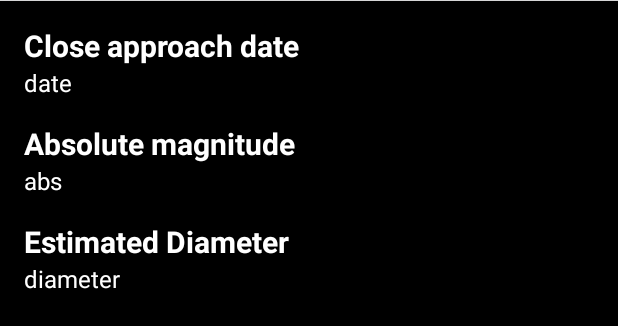
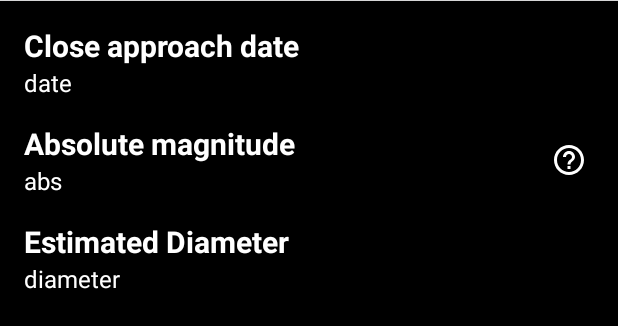
Before and after one commit to PeterElkesPhilopatir/Asteroids, an Android app: the layout fragment_details.xml on its own in the app's theme, with its tools: preview values and no code run, on a phone screen of 412 x 824 dp. Shown: the top 326 px of the screen. Run offline under Robolectric (Android 15) with nearby library versions, the phone set to English and light mode, and no system bars.

Commit message:
second commit

```diff
--- /dev/null
+++ b/app/src/main/res/drawable-anydpi/ic_help.xml
@@ -0,0 +1,11 @@
+<vector xmlns:android="http://schemas.android.com/apk/res/android"
+    android:width="24dp"
+    android:height="24dp"
+    android:viewportWidth="24"
+    android:viewportHeight="24"
+    android:tint="#333333"
+    android:autoMirrored="true">
+  <path
+      android:fillColor="@android:color/white"
+      android:pathData="M11,18h2v-2h-2v2zM12,2C6.48,2 2,6.48 2,12s4.48,10 10,10 10,-4.48 10,-10S17.52,2 12,2zM12,20c-4.41,0 -8,-3.59 -8,-8s3.59,-8 8,-8 8,3.59 8,8 -3.59,8 -8,8zM12,6c-2.21,0 -4,1.79 -4,4h2c0,-1.1 0.9,-2 2,-2s2,0.9 2,2c0,2 -3,1.75 -3,5h2c0,-2.25 3,-2.5 3,-5 0,-2.21 -1.79,-4 -4,-4z"/>
+</vector>
--- a/app/src/main/res/layout/fragment_details.xml
+++ b/app/src/main/res/layout/fragment_details.xml
@@ -31,14 +31,13 @@
             android:contentDescription="@string/asteroid_hazard_cd"
             tools:text="6" />
 
-
         <TextView
             android:id="@+id/tv_title1"
             android:layout_width="wrap_content"
             android:layout_height="wrap_content"
             android:layout_marginStart="16dp"
             android:layout_marginTop="16dp"
-            android:text="Close approach date"
+            android:text="@string/close_approach_date"
             android:textColor="@color/white"
             android:textSize="20sp"
             android:textStyle="bold"
@@ -62,7 +61,7 @@
             android:layout_height="wrap_content"
             android:layout_marginStart="16dp"
             android:layout_marginTop="16dp"
-            android:text="Absolute magnitude"
+            android:text="@string/absolute_magnitude"
             android:textColor="@color/white"
             android:textSize="20sp"
             android:textStyle="bold"
@@ -87,7 +86,7 @@
             android:layout_height="wrap_content"
             android:layout_marginStart="16dp"
             android:layout_marginTop="16dp"
-            android:text="Estimated Diameter"
+            android:text="@string/estimated_diameter"
             android:textColor="@color/white"
             android:textSize="20sp"
             android:textStyle="bold"
@@ -112,7 +111,7 @@
             android:layout_height="wrap_content"
             android:layout_marginStart="16dp"
             android:layout_marginTop="16dp"
-            android:text="Relative Velocity"
+            android:text="@string/relative_velocity"
             android:textColor="@color/white"
             android:textSize="20sp"
             android:textStyle="bold"
@@ -137,7 +136,7 @@
             android:layout_height="wrap_content"
             android:layout_marginStart="16dp"
             android:layout_marginTop="16dp"
-            android:text="Distance From Earth"
+            android:text="@string/distance_from_earth"
             android:textColor="@color/white"
             android:textSize="20sp"
             android:textStyle="bold"
@@ -155,6 +154,17 @@
             app:layout_constraintTop_toBottomOf="@id/tv_title5"
             tools:text="distance" />
 
+        <ImageView
+            android:contentDescription="@{viewModel.selectedAsteroid.codename}"
+            android:layout_width="wrap_content"
+            android:layout_height="wrap_content"
+            android:layout_marginEnd="@dimen/_16sdp"
+            android:src="@drawable/ic_help"
+            android:id="@+id/iv_help"
+            app:layout_constraintBottom_toBottomOf="@+id/tv_abs_mag"
+            app:layout_constraintEnd_toEndOf="parent"
+            app:layout_constraintTop_toTopOf="@id/tv_title2"
+            app:tint="@color/white" />
 
     </androidx.constraintlayout.widget.ConstraintLayout>
 </layout>
--- a/app/src/main/res/values/colors.xml
+++ b/app/src/main/res/values/colors.xml
@@ -7,4 +7,5 @@
     <color name="teal_700">#FF018786</color>
     <color name="black">#FF000000</color>
     <color name="white">#FFFFFFFF</color>
+    <color name="red">#ff0000</color>
 </resources>
--- a/app/src/main/res/values/strings.xml
+++ b/app/src/main/res/values/strings.xml
@@ -1,4 +1,10 @@
 <resources>
     <string name="app_name">Asteroids</string>
     <string name="asteroid_hazard_cd">Asteroid Hazard Image</string>
+    <string name="au_exp">Astronomical unit (au) is a unit of length, roughly the distance from Earth to the Sun and equal to about 150 million kilometres (93 million miles) </string>
+    <string name="close_approach_date">Close approach date</string>
+    <string name="absolute_magnitude">Absolute magnitude</string>
+    <string name="estimated_diameter">Estimated Diameter</string>
+    <string name="relative_velocity">Relative Velocity</string>
+    <string name="distance_from_earth">Distance From Earth</string>
 </resources>
```
Also changed, not shown: app/src/main/java/com/peter/asteroids/framework/ui/details/DetailsFragment.kt (+12 -0 lines), app/src/main/java/com/peter/asteroids/framework/ui/util/ImageBinder.kt (+10 -1 lines), app/src/main/res/drawable/ic_status_normal.xml (added, +9 -0 lines), app/src/main/res/drawable/ic_status_potentially_hazardous.xml (added, +9 -0 lines), app/src/main/res/layout/row_asteroid.xml (+12 -0 lines), app/src/main/res/drawable-hdpi/ic_help.png (added), app/src/main/res/drawable-mdpi/ic_help.png (added), app/src/main/res/drawable-xhdpi/ic_help.png (added), app/src/main/res/drawable-xxhdpi/ic_help.png (added).
